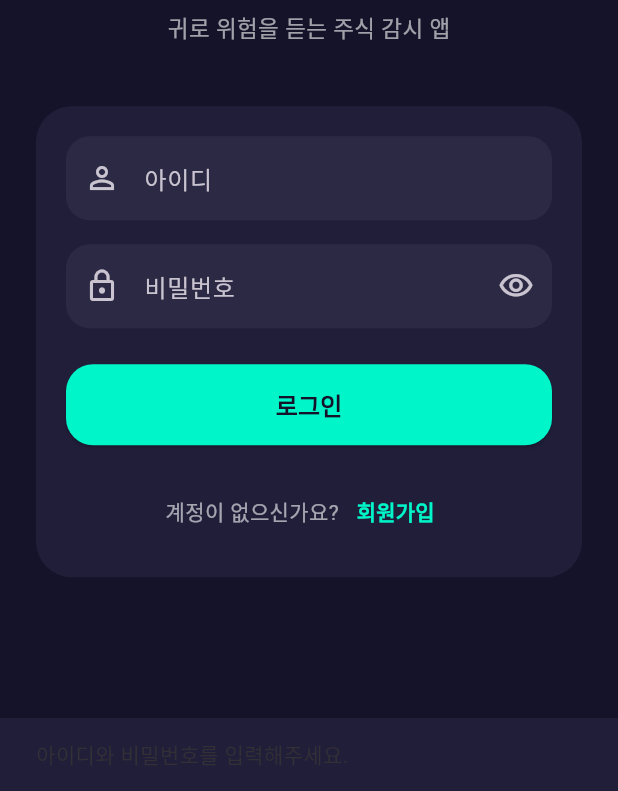
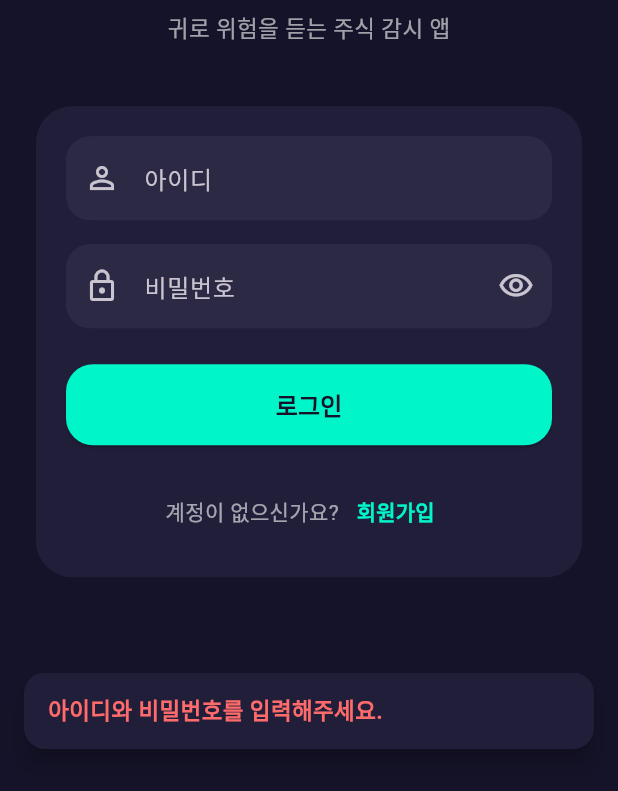
Before and after one commit to Namul0119/earstock-v2, a Flutter app: the screen it shows after launch, after a tap on "로그인", on a phone screen of 412 x 824 dp, the part 445-1236 px from its top. Run offline on Flutter 3.47's test engine with Material 3 defaults, Android fonts, the light colour scheme and no system bars; our stand-ins replace audioplayers, firebase_core, firebase_messaging, flutter_local_notifications, flutter_secure_storage, shared_preferences; accounts and stored records are empty; generated files the repository leaves out were written again.

```diff
--- a/lib/screens/login_page.dart
+++ b/lib/screens/login_page.dart
@@ -93,8 +93,25 @@ class _LoginPageState extends State<LoginPage> {
 
         ScaffoldMessenger.of(context).showSnackBar(
             SnackBar(
-            content: Text(message),
+                behavior: SnackBarBehavior.floating,
+                margin: const EdgeInsets.fromLTRB(
+                    16,
+                    0,
+                    16,
+                    28,
+                ),
                 backgroundColor: panelColor,
+                shape: RoundedRectangleBorder(
+                    borderRadius: BorderRadius.circular(14),
+                ),
+                content: Text(
+                    message,
+                    style: const TextStyle(
+                        color: Color(0xFFFF6B6B),
+                        fontSize: 15,
+                        fontWeight: FontWeight.w600,
+                    ),
+                ),
             ),
         );
     }
--- a/lib/services/fcm_registration_service.dart
+++ b/lib/services/fcm_registration_service.dart
@@ -1,4 +1,5 @@
 import 'package:firebase_messaging/firebase_messaging.dart';
+import 'package:flutter/foundation.dart';
 
 import 'fcm_token_api.dart';
 
```
Also changed, not shown: lib/screens/signup_page.dart (+22 -6 lines), pubspec.yaml (+4 -4 lines), assets/icon/app_icon.png, assets/icon/app_icon_foreground.png, lib/services/auth_service.dart (indentation only), 30 other files. Lines whose indentation alone changed are shown as unchanged.
